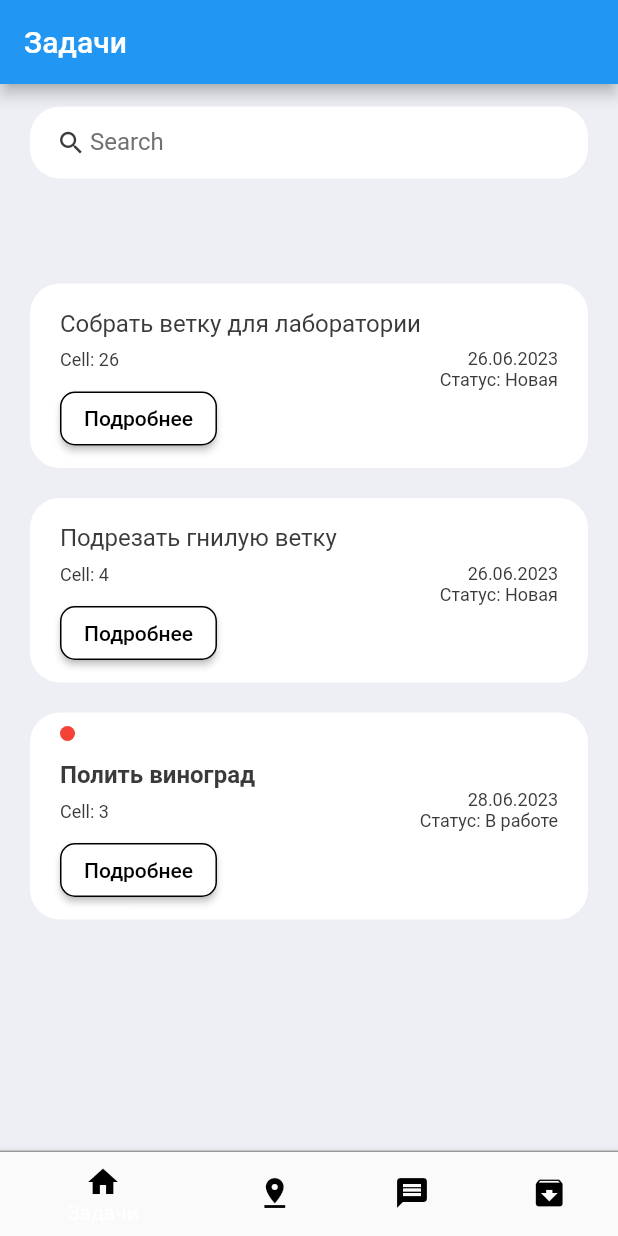
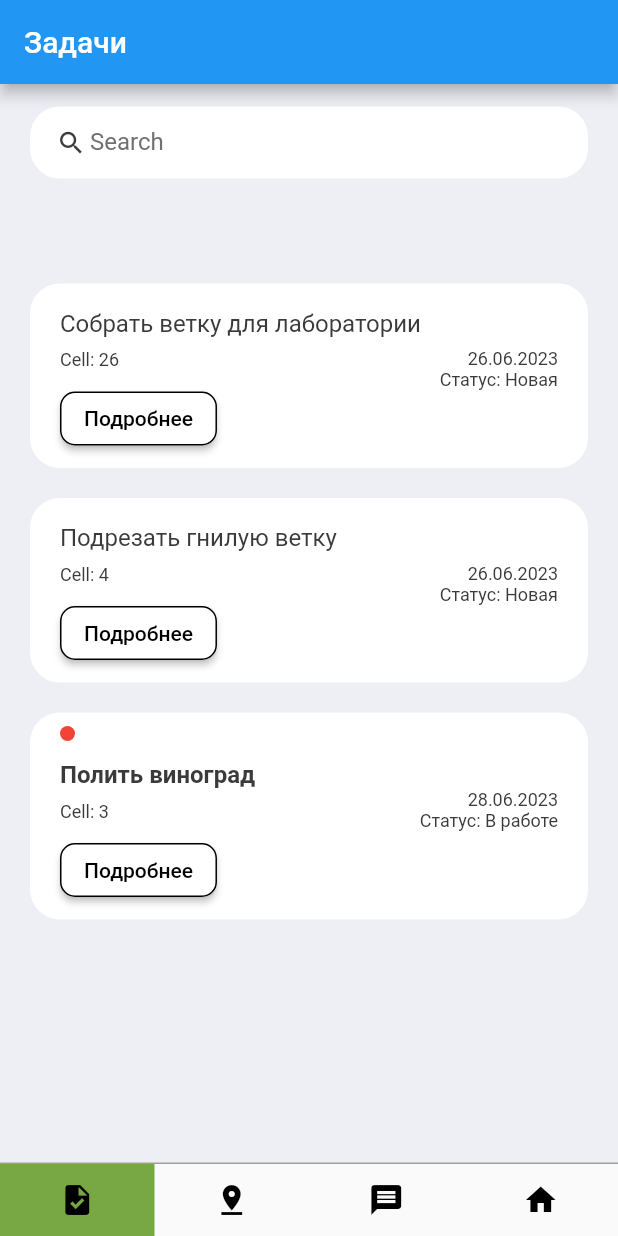
Before and after one commit to DarkSteelD/DokiDoki, a Flutter app: the screen it shows after launch, on a phone screen of 412 x 824 dp. Run offline on Flutter 3.47's test engine with Material 2 defaults, Android fonts, the phone set to English and light mode, and no system bars; our stand-ins replace file_picker, flutter_chat_types, flutter_chat_ui, flutter_riverpod, image_picker.

Commit message:
ui fixes

```diff
--- a/lib/screens/chat_page.dart
+++ b/lib/screens/chat_page.dart
@@ -169,18 +169,11 @@ class ChatPageState extends State<ChatPage> {
 
   @override
   Widget build(BuildContext context) {
-    return SafeArea(
-      child: Scaffold(
-        body: Stack(
-          children: [
-            Container(
-              alignment: Alignment.center,
-              width: double.infinity,
-              height: 52,
-              decoration: BoxDecoration(
-                border: Border.all(width: 2),
-              ),
-              child: const Text(
+    return Scaffold(
+      appBar: AppBar(
+        backgroundColor: const Color(0xFF78A844),
+        title: const Center(
+          child: Text(
             'Чат с технологом',
             textAlign: TextAlign.center,
             style: TextStyle(
@@ -189,6 +182,9 @@ class ChatPageState extends State<ChatPage> {
             ),
           ),
         ),
+      ),
+      body: Stack(
+        children: [
           Padding(
             padding: const EdgeInsets.only(
               top: 52,
@@ -218,7 +214,6 @@ class ChatPageState extends State<ChatPage> {
           ),
         ],
       ),
-      ),
     );
   }
 }
--- a/lib/screens/home.dart
+++ b/lib/screens/home.dart
@@ -4,14 +4,14 @@ import '../model/todo.dart';
 import '../constants/colors.dart';
 import '../widgets/todo_item.dart';
 
-class Home extends StatefulWidget {
-  Home({Key? key}) : super(key: key);
+class TaskList extends StatefulWidget {
+  const TaskList({Key? key}) : super(key: key);
 
   @override
-  State<Home> createState() => _HomeState();
+  State<TaskList> createState() => _TaskListState();
 }
 
-class _HomeState extends State<Home> {
+class _TaskListState extends State<TaskList> {
   final todosList = ToDo.todoList();
   List<ToDo> _foundToDo = [];
   final _todoController = TextEditingController();
@@ -26,7 +26,7 @@ class _HomeState extends State<Home> {
   Widget build(BuildContext context) {
     return Scaffold(
       backgroundColor: tdBGColor,
-      appBar: AppBar(title:Text("Задачи")),
+      appBar: AppBar(title: Text("Задачи")),
       body: Stack(
         children: [
           Container(
@@ -79,10 +79,8 @@ class _HomeState extends State<Home> {
                     horizontal: 20,
                     vertical: 5,
                   ),
-
                 ),
               ),
-
             ]),
           ),
         ],
@@ -102,12 +100,13 @@ class _HomeState extends State<Home> {
     });
   }
 
-  void _addToDoItem(String toDo,int cel,String Daten) {
+  void _addToDoItem(String toDo, int cel, String Daten) {
     setState(() {
       todosList.add(ToDo(
-        id: DateTime.now().millisecondsSinceEpoch.toString(),
-        todoText: toDo, cell:cel, Date: Daten
-      ));
+          id: DateTime.now().millisecondsSinceEpoch.toString(),
+          todoText: toDo,
+          cell: cel,
+          Date: Daten));
     });
     _todoController.clear();
   }
--- a/lib/screens/home_page.dart
+++ b/lib/screens/home_page.dart
@@ -22,9 +22,9 @@ class _HomePageState extends ConsumerState<HomePage> {
   @override
   Widget build(BuildContext context) {
     final pages = [
-      Home(),
-      Home(),
-      ChatPage(),
+      TaskList(),
+      TaskList(),
+      const ChatPage(),
       ReportPage(),
     ];
     return Scaffold(
@@ -40,38 +40,70 @@ class _HomePageState extends ConsumerState<HomePage> {
             ),
           ),
         ),
-        child: BottomNavigationBar(
-          currentIndex: ref.read(indexInBottomNavigationBar),
-          onTap: (value) {
-            ref.read(indexInBottomNavigationBar.notifier).state = value;
-          },
-          items: const [
-            BottomNavigationBarItem(
-              label: 'Задачи',
-              icon: Icon(
-                Icons.home,
-                color: Colors.black,
+        child: Row(
+          children: [
+            Expanded(
+              child: ColoredBox(
+                color: ref.read(indexInBottomNavigationBar.notifier).state == 0
+                    ? const Color(0xFF78A844)
+                    : Colors.black.withOpacity(0),
+                child: IconButton(
+                  icon: const Icon(
+                    Icons.task,
+                    color: Colors.black,
+                  ),
+                  onPressed: () {
+                    ref.read(indexInBottomNavigationBar.notifier).state = 0;
+                  },
+                ),
               ),
             ),
-            BottomNavigationBarItem(
-              label: 'Карта',
-              icon: Icon(
-                Icons.pin_drop,
-                color: Colors.black,
+            Expanded(
+              child: ColoredBox(
+                color: ref.read(indexInBottomNavigationBar.notifier).state == 1
+                    ? const Color(0xFF78A844)
+                    : Colors.black.withOpacity(0),
+                child: IconButton(
+                  icon: const Icon(
+                    Icons.pin_drop,
+                    color: Colors.black,
+                  ),
+                  onPressed: () {
+                    ref.read(indexInBottomNavigationBar.notifier).state = 1;
+                  },
+                ),
               ),
             ),
-            BottomNavigationBarItem(
-              label: 'Сообщения',
-              icon: Icon(
-                Icons.message,
-                color: Colors.black,
+            Expanded(
+              child: ColoredBox(
+                color: ref.read(indexInBottomNavigationBar.notifier).state == 2
+                    ? const Color(0xFF78A844)
+                    : Colors.black.withOpacity(0),
+                child: IconButton(
+                  icon: const Icon(
+                    Icons.message,
+                    color: Colors.black,
+                  ),
+                  onPressed: () {
+                    ref.read(indexInBottomNavigationBar.notifier).state = 2;
+                  },
+                ),
               ),
             ),
-            BottomNavigationBarItem(
-              label: 'Архив',
-              icon: Icon(
-                Icons.archive,
-                color: Colors.black,
+            Expanded(
+              child: ColoredBox(
+                color: ref.read(indexInBottomNavigationBar.notifier).state == 3
+                    ? const Color(0xFF78A844)
+                    : Colors.black.withOpacity(0),
+                child: IconButton(
+                  icon: const Icon(
+                    Icons.home,
+                    color: Colors.black,
+                  ),
+                  onPressed: () {
+                    ref.read(indexInBottomNavigationBar.notifier).state = 3;
+                  },
+                ),
               ),
             ),
           ],
```
Lines whose indentation alone changed are shown as unchanged.
